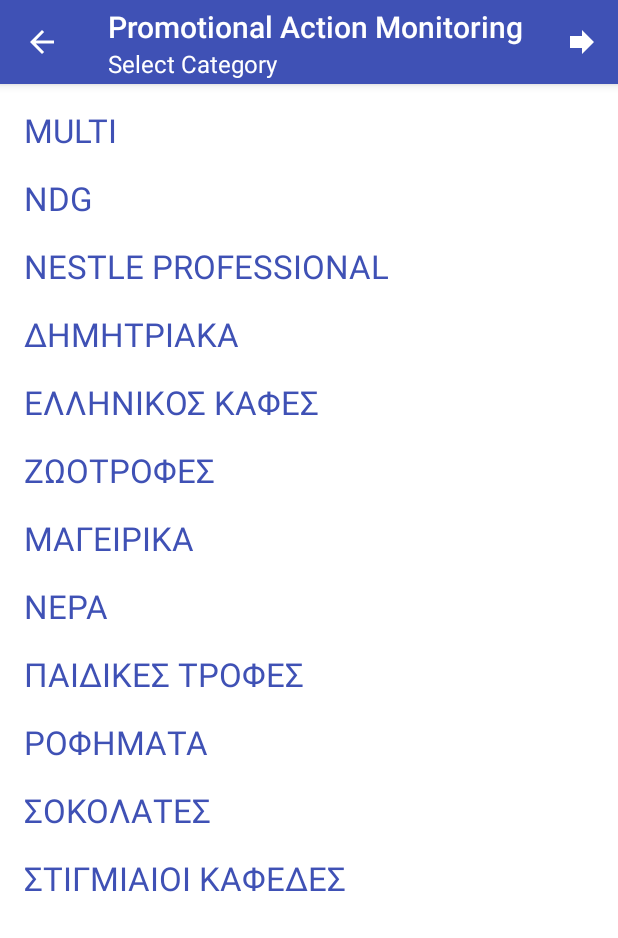
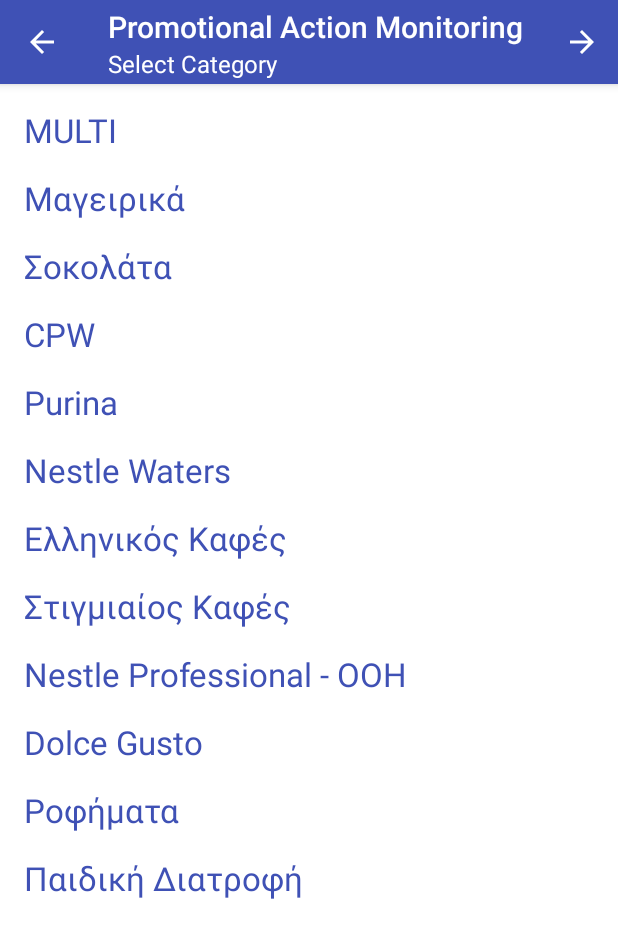
Before and after one commit to ChSofis/PAM, an Android app: the CategoryActivity screen opened directly, with no data from a screen before it, on a phone screen of 412 x 824 dp. Shown: the top 938 px of the screen. Run offline under Robolectric (Android 15) with nearby library versions, the phone set to English and light mode, and no system bars.

Commit message:
Add files via upload

```diff
--- a/app/src/main/java/gr/uom/pam/model/Data.java
+++ b/app/src/main/java/gr/uom/pam/model/Data.java
@@ -7,36 +7,37 @@ public class Data {
     public static List<Category> GetCategories(){
         List<Category> categories = new ArrayList<>();
         categories.add(new Category("MULTI", "MULTI"));
-        categories.add(new Category("NDG", "NDG"));
-        categories.add(new Category("NESTLE PROFESSIONAL", "NESTLE PROFESSIONAL"));
-        categories.add(new Category("ΔΗΜΗΤΡΙΑΚΑ", "ΔΗΜΗΤΡΙΑΚΑ"));
-        categories.add(new Category("ΕΛΛΗΝΙΚΟΣ ΚΑΦΕΣ", "ΕΛΛΗΝΙΚΟΣ ΚΑΦΕΣ"));
-        categories.add(new Category("ΖΩΟΤΡΟΦΕΣ", "ΖΩΟΤΡΟΦΕΣ"));
-        categories.add(new Category("ΜΑΓΕΙΡΙΚΑ", "ΜΑΓΕΙΡΙΚΑ"));
-        categories.add(new Category("ΝΕΡΑ", "ΝΕΡΑ"));
-        categories.add(new Category("ΠΑΙΔΙΚΕΣ ΤΡΟΦΕΣ", "ΠΑΙΔΙΚΕΣ ΤΡΟΦΕΣ"));
-        categories.add(new Category("ΡΟΦΗΜΑΤΑ", "ΡΟΦΗΜΑΤΑ"));
-        categories.add(new Category("ΣΟΚΟΛΑΤΕΣ", "ΣΟΚΟΛΑΤΕΣ"));
-        categories.add(new Category("ΣΤΙΓΜΙΑΙΟΙ ΚΑΦΕΔΕΣ", "ΣΤΙΓΜΙΑΙΟΙ ΚΑΦΕΔΕΣ"));
+        categories.add(new Category("Μαγειρικά", "ΜΑΓΕΙΡΙΚΑ"));
+        categories.add(new Category("Σοκολάτα", "ΣΟΚΟΛΑΤΕΣ"));
+        categories.add(new Category("CPW", "ΔΗΜΗΤΡΙΑΚΑ"));
+        categories.add(new Category("Purina", "ΖΩΟΤΡΟΦΕΣ"));
+        categories.add(new Category("Nestle Waters", "ΝΕΡΑ"));
+        categories.add(new Category("Ελληνικός Καφές", "ΕΛΛΗΝΙΚΟΣ ΚΑΦΕΣ"));
+        categories.add(new Category("Στιγμιαίος Καφές", "ΣΤΙΓΜΙΑΙΟΙ ΚΑΦΕΔΕΣ"));
+        categories.add(new Category("Nestle Professional - OOH", "NESTLE PROFESSIONAL"));
+        categories.add(new Category("Dolce Gusto", "NDG"));
+        categories.add(new Category("Ροφήματα", "ΡΟΦΗΜΑΤΑ"));
+        categories.add(new Category("Παιδική Διατροφή", "ΠΑΙΔΙΚΕΣ ΤΡΟΦΕΣ"));
         return categories;
     }
 
     public static List<Store> GetStores() {
         List<Store> stores = new ArrayList<>();
-        stores.add(new Store("ΑΒ", "AB"));
-        stores.add(new Store("MARKET IN", "BGs\\MARKET IN"));
-        stores.add(new Store("ΑΝΕΔΗΚ ΚΡΗΤΙΚΟΣ", "ELOMAS\\ΑΝΕΔΗΚ ΚΡΗΤΙΚΟΣ"));
-        stores.add(new Store("ΠΡΟΜΗΘΕΥΤΙΚΗ)", "ELOMAS\\ΠΡΟΜΗΘΕΥΤΙΚΗ"));
-        stores.add(new Store("ΕΝΑ C&C", "ΕΝΑ C&C"));
+        stores.add(new Store("ΑΒ Βασιλόπουλος", "AB"));
+        stores.add(new Store("E.Y.Σ.", "SKLAVENITIS"));
+        stores.add(new Store("My Market", "MY MARKET"));
+        stores.add(new Store("Γαλαξίας", "PENTE"));
+        stores.add(new Store("Market In", "BGs/1.MARKET IN"));
+        stores.add(new Store("ΑΝΕΔΗΚ Κρητικός", "ELOMAS/1. ΑΝΕΔΗΚ ΚΡΗΤΙΚΟΣ") );
+        stores.add(new Store("ΠΡΟΜΗΘΕΥΤΙΚΗ", "ELOMAS/3. ΠΡΟΜΗΘΕΥΤΙΚΗ"));
+        stores.add(new Store("Μασούτης", "MASOUTIS"));
+        stores.add(new Store("Ok Anytime Stores", "ΟΚ STORES"));
         stores.add(new Store("LIDL", "LIDL"));
-        stores.add(new Store("MAKRO", "MART)"));
-        stores.add(new Store("MASOUTIS", "MASOUTIS"));
-        stores.add(new Store("MASOUTIS C&C", "MASOUTIS C&C"));
+        stores.add(new Store("ΕΝΑ C&C", "ENA C&C"));
+        stores.add(new Store("MART", "MAKRO)"));
+        stores.add(new Store("Μασούτης C&C", "MASOUTIS C&C"));
         stores.add(new Store("METRO C&C", "METRO C&C"));
-        stores.add(new Store("MY MARKET", "MY MARKET"));
-        stores.add(new Store("Γαλαξίας", "PENTE"));
-        stores.add(new Store("E.Y.Σ.", "SKLAVENITIS "));
-        stores.add(new Store("OK STORES", "OK STORES"));
+
         return stores;
     }
 
--- a/app/src/main/res/drawable/ic_forward.xml
+++ b/app/src/main/res/drawable/ic_forward.xml
@@ -5,5 +5,5 @@
         android:viewportHeight="24.0">
     <path
         android:fillColor="#fff"
-        android:pathData="M12,8V4l8,8 -8,8v-4H4V8z"/>
+        android:pathData="M12,4l-1.41,1.41L16.17,11H4v2h12.17l-5.58,5.59L12,20l8,-8z"/>
 </vector>
--- a/app/src/main/res/layout/activity_finish.xml
+++ b/app/src/main/res/layout/activity_finish.xml
@@ -17,11 +17,11 @@
             android:background="?attr/colorPrimary"
             android:padding="0dp"
             app:elevation="@dimen/elevation"
-            app:title="@string/app_name"
-            app:subtitle="@string/select_store"
             app:navigationIcon="@drawable/ic_arrow_back"
             app:popupTheme="@style/AppPopupOverlay"
-            app:theme="@style/AppTheme.Toolbar" />
+            app:subtitle="@string/evaluate_path"
+            app:theme="@style/AppTheme.Toolbar"
+            app:title="@string/app_name" />
 
     </android.support.design.widget.AppBarLayout>
 
```
Also changed, not shown: app/src/main/res/values/strings.xml (+4 -3 lines), 1 other file.
